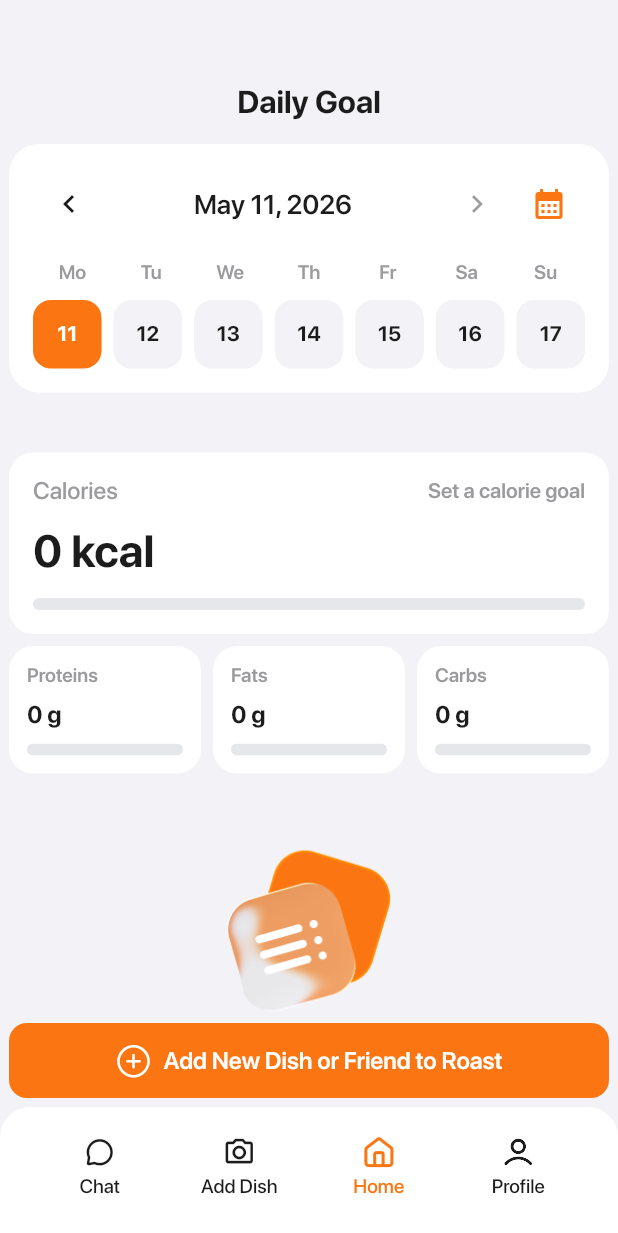
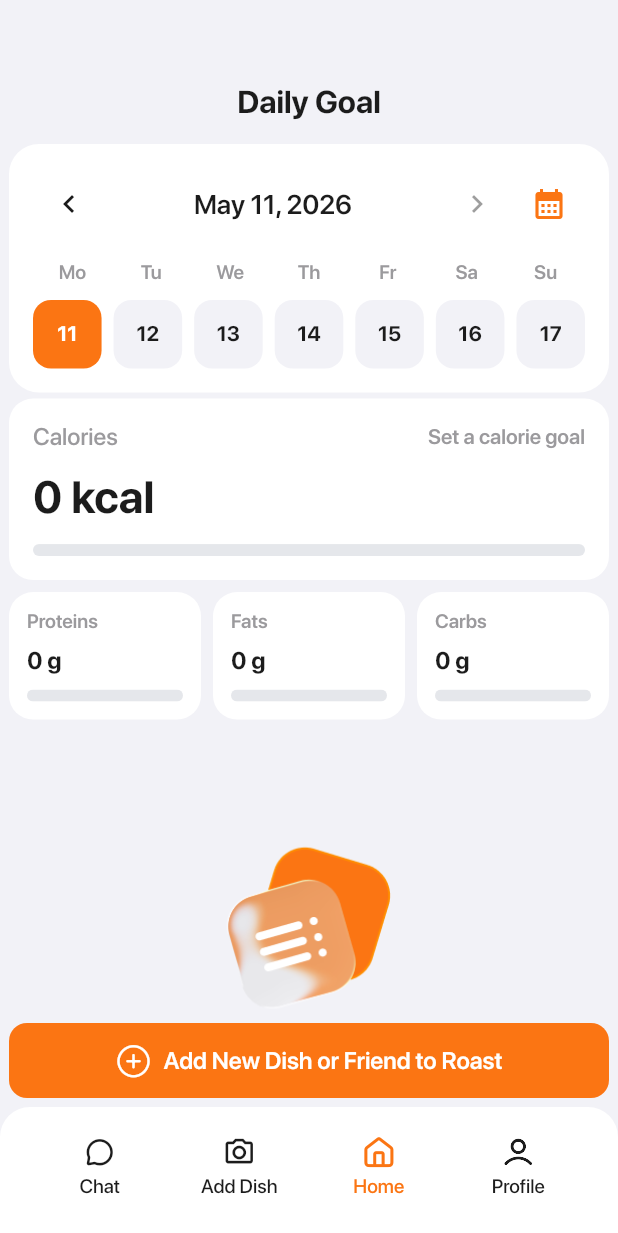
Before and after one commit to alex1ff/roast, a Flutter app: the screen it shows once a user with an empty profile is signed in, on a phone screen of 412 x 824 dp. Shown: the top 1233 px of the screen. Run offline on Flutter 3.47's test engine with Material 3 defaults, Android fonts, the phone set to English and light mode, and no system bars; drawn by our look-alikes of auto_size_text; our stand-ins replace audioplayers, cached_network_image, cloud_firestore, cloud_functions, dropdown_button2, easy_debounce and 27 more; missing offline and left inert: blurhash_dart, firebase_performance, json_path, mime_type, purchases_flutter; accounts and stored records are empty.

Commit message:
Adjust home spacing below macros

```diff
--- a/lib/main_page/home/home_widget.dart
+++ b/lib/main_page/home/home_widget.dart
@@ -289,7 +289,7 @@ class _HomeScrollView extends StatelessWidget {
               ),
             ),
             SliverPadding(
-              padding: const EdgeInsets.fromLTRB(6.0, 24.0, 6.0, 0.0),
+              padding: const EdgeInsets.fromLTRB(6.0, 4.0, 6.0, 0.0),
               sliver: SliverToBoxAdapter(
                 child: _DailyGoalSection(
                   summary: summary,
@@ -302,7 +302,7 @@ class _HomeScrollView extends StatelessWidget {
                 ),
               ),
             ),
-            const SliverToBoxAdapter(child: SizedBox(height: 6.0)),
+            const SliverToBoxAdapter(child: SizedBox(height: 40.0)),
             if (records.isEmpty)
               SliverToBoxAdapter(
                 child: Padding(
@@ -384,7 +384,6 @@ class _HomeHeader extends StatelessWidget {
           onSelectDate: onSelectDate,
           onToggleExpanded: onToggleCalendar,
         ),
-        const SizedBox(height: 16.0),
       ],
     );
   }
```
